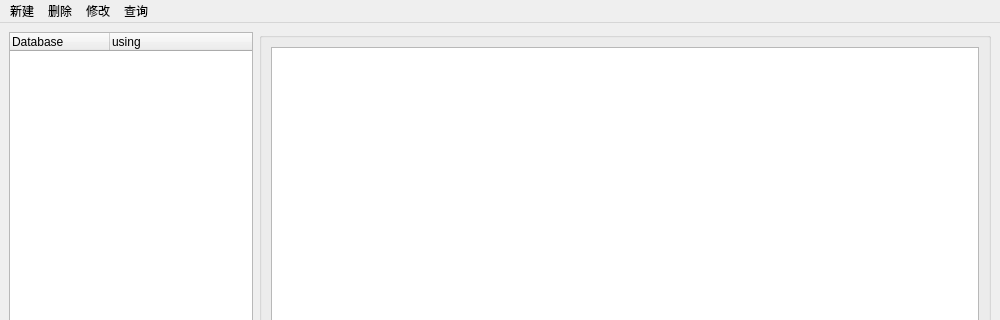
YXHXianYu/2023-BJTU-DBMS-Project, file gui/ColaSqlGui/mainwindow.ui: the form before one commit; both pictures show x 0 to 1000 and y 0 to 320 of the 1000 by 750 pixel window.
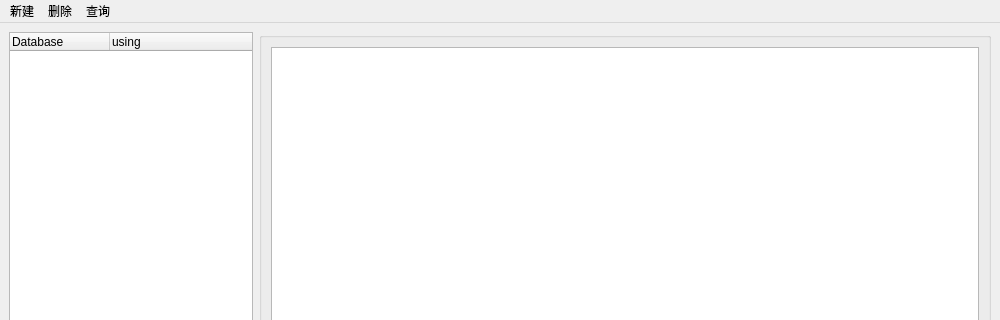
The form after the commit.

Commit message: feat: 更新GUI主界面

Patch:
```diff
--- a/gui/ColaSqlGui/mainwindow.ui
+++ b/gui/ColaSqlGui/mainwindow.ui
@@ -108,11 +108,8 @@
     <property name="title">
      <string>删除</string>
     </property>
-   </widget>
-   <widget class="QMenu" name="menu_update">
-    <property name="title">
-     <string>修改</string>
-    </property>
+    <addaction name="delete_database"/>
+    <addaction name="delete_table"/>
    </widget>
    <widget class="QMenu" name="menu_query">
     <property name="title">
@@ -121,7 +118,6 @@
    </widget>
    <addaction name="menu_create"/>
    <addaction name="menu_delete"/>
-   <addaction name="menu_update"/>
    <addaction name="menu_query"/>
   </widget>
   <action name="actiontable">
```
Left out of the diff: 16 changed lines with no effect on the pictures. The commit also changes 1 other file.
